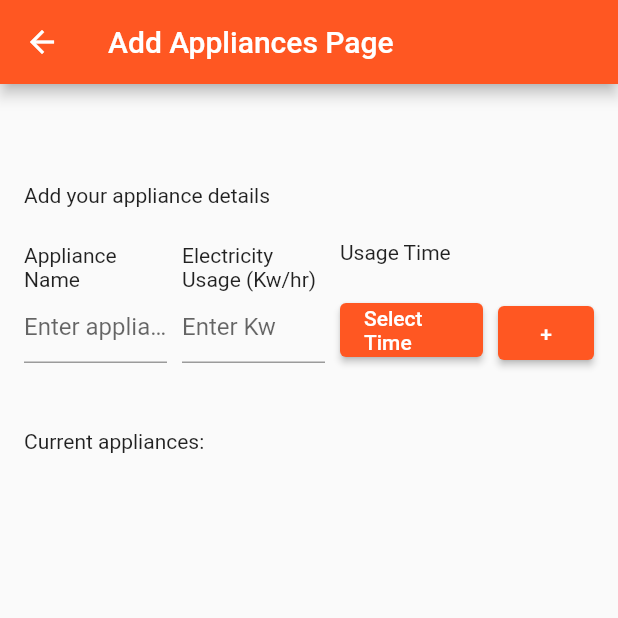
After one commit to MZSFighters/MySolar, a Flutter app: the HomePage screen opened by its route, after a tap on "Appliances Page", on a phone screen of 412 x 824 dp, the top half of it. The commit adds this screen. Run offline on Flutter 3.47's test engine with Material 2 defaults, Android fonts, the phone set to English and light mode, and no system bars; our stand-ins replace cloud_firestore, firebase_auth, firebase_core; accounts and stored records are empty.

Commit message:
Commiting the Add Appliance Page

```diff
--- /dev/null
+++ b/lib/add_appliances.dart
@@ -0,0 +1,193 @@
+import 'package:flutter/material.dart';
+import 'package:cloud_firestore/cloud_firestore.dart';
+import 'package:flutter/services.dart';
+import 'package:firebase_auth/firebase_auth.dart';
+
+
+
+class AddAppliances extends StatefulWidget {
+  const AddAppliances({Key? key}) : super(key: key);
+
+  _AddAppliancesState createState() => _AddAppliancesState();
+}
+
+class _AddAppliancesState extends State<AddAppliances> {
+    User? user = FirebaseAuth.instance.currentUser;  // Get the current user
+
+  final TextEditingController _nameController = TextEditingController();
+  final TextEditingController _kwController = TextEditingController();
+  TimeOfDay? _startTime;
+  TimeOfDay? _endTime;
+
+  Future<void> _selectTime(BuildContext context, bool isStartTime) async {
+    final TimeOfDay? picked = await showTimePicker(
+      context: context,
+      initialTime: TimeOfDay.now(),
+    );
+
+    if (picked != null) {
+      setState(() {
+        if (isStartTime) {
+          _startTime = picked;
+        } else {
+          _endTime = picked;
+        }
+      });
+    }
+  }
+
+void _addApplianceToFirestore() async { //function to add appliance to firestore
+
+
+  if (_startTime != null && _endTime != null) {
+    final startInMinutes = _startTime!.hour * 60 + _startTime!.minute;
+    final endInMinutes = _endTime!.hour * 60 + _endTime!.minute;
+
+    if (endInMinutes > startInMinutes) {
+      // Valid time range
+      final applianceData = {
+        'userId': user?.uid,  // Include the user's ID
+        'name': _nameController.text,
+        'kw': double.parse(_kwController.text),
+        'startTime': startInMinutes,
+        'endTime': endInMinutes,
+      };
+
+      await FirebaseFirestore.instance
+          .collection('appliances')
+          .add(applianceData);
+
+      ScaffoldMessenger.of(context).showSnackBar(
+        SnackBar(content: Text('Appliance added successfully!')),
+      );
+    } else {
+      // Invalid time range
+      ScaffoldMessenger.of(context).showSnackBar(
+        SnackBar(content: Text('End time must be after start time')),
+      );
+    }
+  }
+}
+
+
+  @override
+  Widget build(BuildContext context) {
+    return Scaffold(
+      appBar: AppBar(
+        title: const Text('Add Appliances Page'),
+      ),
+      body: Padding(
+        padding: const EdgeInsets.all(16.0), // Add padding to the whole body
+        child: Column(
+          crossAxisAlignment: CrossAxisAlignment.start,
+          children: [
+            SizedBox(height: 50), // Add some distance from the top
+            Text("Add your appliance details"),
+            SizedBox(height: 20), // Add some distance between the text and the row
+            Row(
+              children: [
+                Expanded(
+                  child: Column(
+                    crossAxisAlignment: CrossAxisAlignment.start,
+                    children: [
+                      Text("Appliance Name"),
+                      TextFormField(
+                        controller: _nameController,
+                        decoration: InputDecoration(
+                        hintText: 'Enter appliance name',
+                        ),
+                      ),
+                    ],
+                  ),
+                ),
+                SizedBox(width: 10),
+                Expanded(
+                  child: Column(
+                    crossAxisAlignment: CrossAxisAlignment.start,
+                    children: [
+                      Text("Electricity Usage (Kw/hr)"),
+                      TextFormField(
+                        controller: _kwController,
+                          keyboardType: TextInputType.numberWithOptions(decimal: true),  // Show numeric keyboard
+                          inputFormatters: <TextInputFormatter>[
+                            FilteringTextInputFormatter.allow(RegExp(r'[0-9.]')),  // Allow numbers and a decimal point
+                          ],
+                          decoration: InputDecoration(
+                          hintText: 'Enter Kw',
+                        ),
+                      ),
+                    ],
+                  ),
+                ),
+                SizedBox(width: 10),
+              Expanded(
+                child: Column(
+                  crossAxisAlignment: CrossAxisAlignment.start,
+                  mainAxisAlignment: MainAxisAlignment.center, // Center align vertically
+                  children: [
+                    Text("Usage Time"),
+                    SizedBox(height: 20), // Move down by 20 pixels
+                    ElevatedButton(
+                      onPressed: () async {
+                        await _selectTime(context, true); // Select start time
+                        await _selectTime(context, false); // Select end time
+                      },
+                      child: Text(_startTime == null || _endTime == null
+                          ? "Select Time"
+                          : "${_startTime!.format(context)} to ${_endTime!.format(context)}"),
+                    ),
+                  ],
+                ),
+              ),
+              SizedBox(width: 10),
+              Column(
+                mainAxisAlignment: MainAxisAlignment.center, // Center align vertically
+                children: [
+                  SizedBox(height: 40), // Move down by 20 pixels
+                  ElevatedButton(
+                    onPressed: _addApplianceToFirestore,
+                    child: Text("+"),
+                  ),
+                ],
+              ),
+            ],
+          ),
+          SizedBox(height: 40),  // Add some space
+          Text("Current appliances:"),
+          SizedBox(height: 10),
+          SizedBox(height: 10),
+          Expanded( //populate a lsit with information from the database
+            child: StreamBuilder<QuerySnapshot>(
+              stream: FirebaseFirestore.instance
+                  .collection('appliances')
+                  .where('userId', isEqualTo: user?.uid)
+                  .snapshots(),
+              builder: (BuildContext context, AsyncSnapshot<QuerySnapshot> snapshot) {
+                if (snapshot.hasError) {
+                  return Text('Something went wrong');
+                }
+
+                if (snapshot.connectionState == ConnectionState.waiting) {
+                  return Text("Loading");
+                }
+
+                return ListView(
+                  children: snapshot.data!.docs.map((DocumentSnapshot document) {
+                    Map<String, dynamic> data = document.data() as Map<String, dynamic>;
+                    final startTime = TimeOfDay(minute: data['startTime'] % 60, hour: data['startTime'] ~/ 60);
+                    final endTime = TimeOfDay(minute: data['endTime'] % 60, hour: data['endTime'] ~/ 60);
+                    return ListTile(
+                      title: Text(data['name']),
+                      subtitle: Text("Kw: ${data['kw']}, Time: ${startTime.format(context)} to ${endTime.format(context)}"),
+                    );
+                  }).toList(),
+                );
+              },
+            ),
+          ),
+        ],
+      ),
+    ),
+  );
+}
+}
--- a/lib/features/user_auth/presentation/pages/home_page.dart
+++ b/lib/features/user_auth/presentation/pages/home_page.dart
@@ -1,44 +1,66 @@
-
-
-
 import 'package:firebase_auth/firebase_auth.dart';
 import 'package:flutter/material.dart';
 
 class HomePage extends StatelessWidget {
-  const HomePage({super.key});
+  const HomePage({Key? key}) : super(key: key);
 
   @override
   Widget build(BuildContext context) {
     return Scaffold(
       appBar: AppBar(
         title: Text("HomePage"),
-        backgroundColor: Colors.deepOrange, // appbar color.
+        backgroundColor: Colors.deepOrange,
         foregroundColor: Colors.white,
       ),
-      body: Column(
+      body: Stack(
+        children: [
+          Column(
             mainAxisAlignment: MainAxisAlignment.center,
             children: [
-         Center(child: Text("Welcome Home buddy!",style: TextStyle(fontWeight: FontWeight.bold,fontSize: 19),)),
-          SizedBox(height: 30,),
+              Center(
+                child: Text(
+                  "Welcome Home buddy!",
+                  style: TextStyle(fontWeight: FontWeight.bold, fontSize: 19),
+                ),
+              ),
+              SizedBox(height: 30),
               GestureDetector(
-            onTap: (){
+                onTap: () {
                   FirebaseAuth.instance.signOut();
                   Navigator.pushNamed(context, "/login");
-
                 },
                 child: Container(
                   height: 45,
                   width: 100,
                   decoration: BoxDecoration(
                     color: Colors.deepOrangeAccent,
-              borderRadius: BorderRadius.circular(10)
+                    borderRadius: BorderRadius.circular(10),
                   ),
-            child: Center(child: Text("Sign out",style: TextStyle(color: Colors.white,fontWeight: FontWeight.bold,fontSize: 18),),),
-          ),)
-
-
+                  child: Center(
+                    child: Text(
+                      "Sign out",
+                      style: TextStyle(
+                          color: Colors.white,
+                          fontWeight: FontWeight.bold,
+                          fontSize: 18),
+                    ),
+                  ),
+                ),
+              ),
             ],
-      )
+          ),
+          Positioned(
+            top: 1,
+            right: 0,
+            child: ElevatedButton(
+              onPressed: () {
+                Navigator.pushNamed(context, "/add_appliances");
+              },
+              child: Text("Appliances Page"),
+            ),
+          ),
+        ],
+      ),
     );
   }
 }
--- a/pubspec.yaml
+++ b/pubspec.yaml
@@ -19,7 +19,7 @@ publish_to: 'none' # Remove this line if you wish to publish to pub.dev
 version: 1.0.0+1
 
 environment:
-  sdk: '>=3.1.1 <4.0.0'
+  sdk: ">=3.1.0 <4.0.0"
 
 # Dependencies specify other packages that your package needs in order to work.
 # To automatically upgrade your package dependencies to the latest versions
```
Also changed, not shown: lib/main.dart (+12 -2 lines), pubspec.lock, 3 other files. Lines whose indentation alone changed are shown as unchanged.
